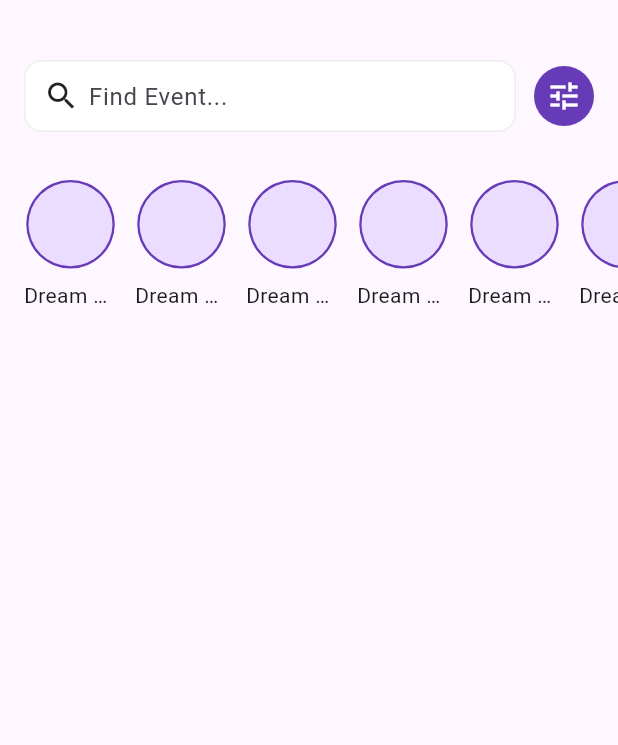
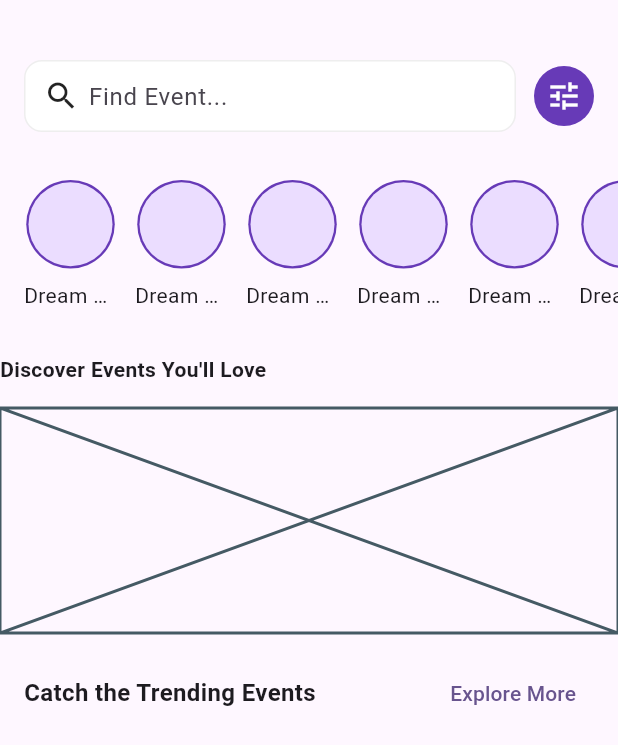
Before and after one commit to JAICHANGPARK/flutter_notebook_chapter_44, a Flutter app: the EventsAppBookingsPage widget shown alone on an empty page, opened directly, on a phone screen of 412 x 824 dp. Shown: the top 745 px of the screen. Run offline on Flutter 3.47's test engine with Material 3 defaults, Android fonts, the phone set to English and light mode, and no system bars; our stand-ins replace hugeicons; network calls fail.

Commit message:
Update events_app_bookings_page.dart

```diff
--- a/lib/ep2201_events_app/ui/events_app_bookings_page.dart
+++ b/lib/ep2201_events_app/ui/events_app_bookings_page.dart
@@ -93,6 +93,36 @@ class _EventsAppBookingsPageState extends State<EventsAppBookingsPage> {
                 },
               ),
             ),
+            Text(
+              "Discover Events You'll Love",
+              style: TextStyle(fontWeight: FontWeight.bold),
+            ),
+            Container(
+              height: 150,
+              child: Placeholder(),
+            ),
+            Padding(
+              padding: const EdgeInsets.symmetric(
+                horizontal: 16,
+              ),
+              child: Row(
+                mainAxisAlignment:
+                MainAxisAlignment.spaceBetween,
+                children: [
+                  Text(
+                    "Catch the Trending Events",
+                    style: TextStyle(
+                      fontWeight: FontWeight.bold,
+                      fontSize: 16,
+                    ),
+                  ),
+                  TextButton(
+                    onPressed: () {},
+                    child: Text("Explore More"),
+                  ),
+                ],
+              ),
+            ),
           ],
         ),
       ),
```
